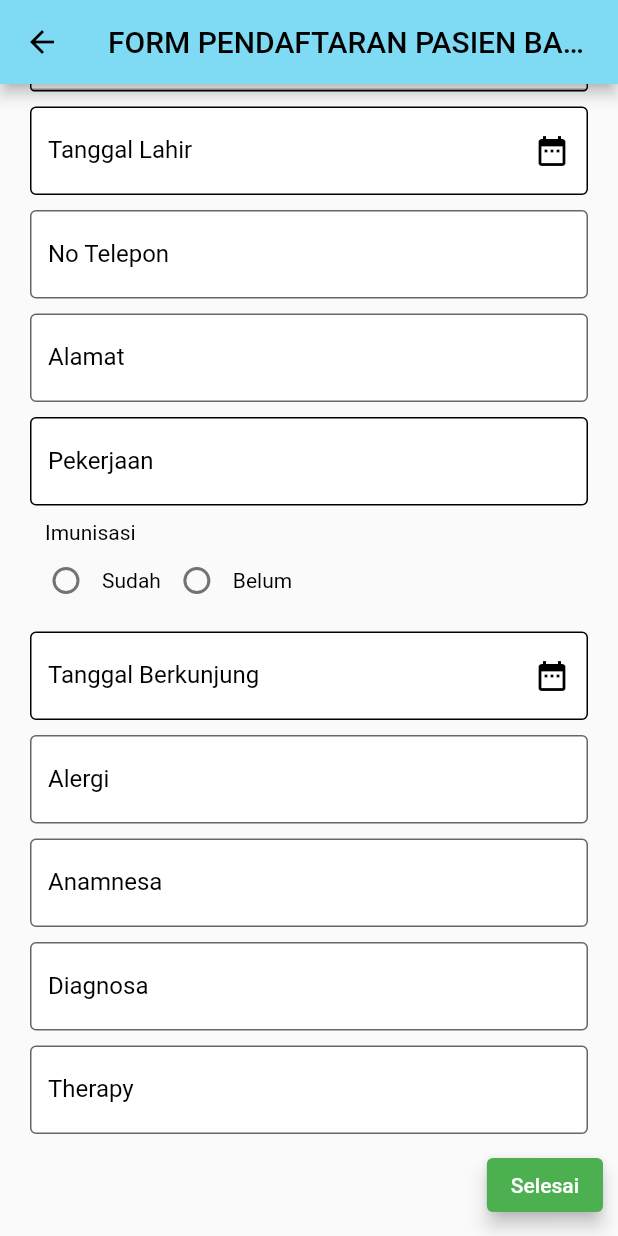
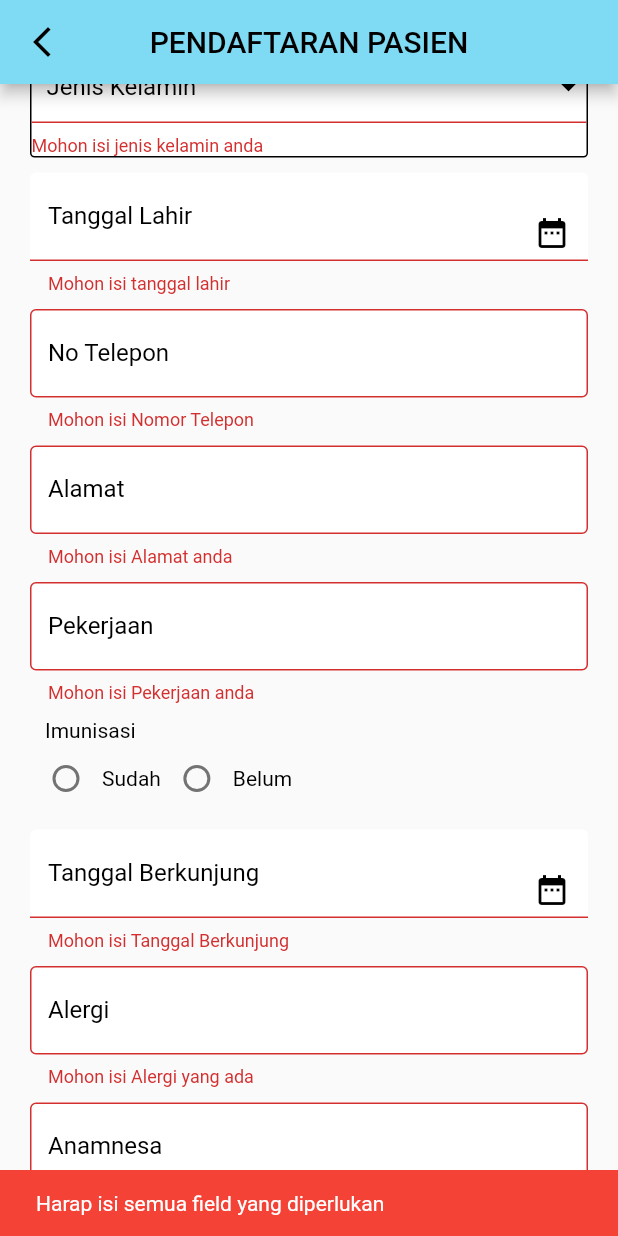
Before and after one commit to AsriAzhari123/Medical-Record-Dart, a Flutter app: the MyFormPasien screen opened directly, scrolled down 134 dp, after a tap on "Selesai", on a phone screen of 412 x 824 dp. Run offline on Flutter 3.47's test engine with Material 2 defaults, Android fonts, the light colour scheme and no system bars; our stand-ins replace cached_network_image, carousel_slider, flutter_svg.

Commit message:
up
update validator form and table scroll

```diff
--- a/lib/Layer/FormPasien.dart
+++ b/lib/Layer/FormPasien.dart
@@ -50,13 +50,16 @@
       return Scaffold(
         appBar: AppBar(
           title: const Text(
-            'FORM PENDAFTARAN PASIEN BARU',
+            'PENDAFTARAN PASIEN',
             style: TextStyle(color: Colors.black),
           ),
           centerTitle: true,
           backgroundColor: Color.fromRGBO(127, 218, 244, 100),
-          leading: BackButton(
-            color: Colors.black,
+          leading: IconButton(
+            onPressed: () {
+              Navigator.pop(context);
+            },
+            icon: Icon(Icons.arrow_back_ios_new, color: Colors.black),
           ),
         ),
         body: SingleChildScrollView(
@@ -77,6 +80,7 @@
                         return null;
                       },
                       maxLines: null,
+                      style: TextStyle(color: Colors.black),
                       decoration: InputDecoration(
                         fillColor: Colors.white,
                         filled: true,
@@ -115,6 +119,7 @@
                                     ),
                                     isExpanded: true,
                                     value: selectedValue,
+                                    dropdownColor: Colors.white,
                                     icon: Icon(
                                       Icons.arrow_drop_down,
                                       color: Colors.black,
@@ -128,9 +133,7 @@
                                           child: Text(
                                             "Laki-Laki",
                                             style: TextStyle(
-                                              color: isDarkMode
-                                                  ? Colors.white
-                                                  : Colors.black,
+                                              color: Colors.black,
                                             ),
                                           ),
                                         ),
@@ -144,9 +147,7 @@
                                           child: Text(
                                             "Perempuan",
                                             style: TextStyle(
-                                              color: isDarkMode
-                                                  ? Colors.white
-                                                  : Colors.black,
+                                              color: Colors.black,
                                             ),
                                           ),
                                         ),
@@ -188,6 +189,7 @@
                                   return null;
                                 },
                                 controller: tLahirController,
+                                style: TextStyle(color: Colors.black),
                                 decoration: InputDecoration(
                                   fillColor: Colors.white,
                                   labelText: 'Tanggal Lahir',
@@ -262,6 +264,7 @@
                         return null;
                       },
                       maxLines: null,
+                      style: TextStyle(color: Colors.black),
                       decoration: InputDecoration(
                         fillColor: Colors.white,
                         filled: true,
@@ -282,6 +285,7 @@
                         return null;
                       },
                       maxLines: null,
+                      style: TextStyle(color: Colors.black),
                       decoration: InputDecoration(
                         fillColor: Colors.white,
                         filled: true,
@@ -302,6 +306,7 @@
                         return null;
                       },
                       maxLines: null,
+                      style: TextStyle(color: Colors.black),
                       decoration: InputDecoration(
                         fillColor: Colors.white,
                         filled: true,
@@ -383,6 +388,7 @@
                                   return null;
                                 },
                                 controller: tBerkunjungController,
+                                style: TextStyle(color: Colors.black),
                                 decoration: InputDecoration(
                                   fillColor: Colors.white,
                                   labelText: 'Tanggal Berkunjung',
@@ -457,6 +463,7 @@
                         return null;
                       },
                       maxLines: null,
+                      style: TextStyle(color: Colors.black),
                       decoration: InputDecoration(
                         fillColor: Colors.white,
                         filled: true,
@@ -477,6 +484,7 @@
                         return null;
                       },
                       maxLines: null,
+                      style: TextStyle(color: Colors.black),
                       decoration: InputDecoration(
                         fillColor: Colors.white,
                         filled: true,
@@ -497,6 +505,7 @@
                         return null;
                       },
                       maxLines: null,
+                      style: TextStyle(color: Colors.black),
                       decoration: InputDecoration(
                         fillColor: Colors.white,
                         filled: true,
@@ -517,6 +526,7 @@
                         return null;
                       },
                       maxLines: null,
+                      style: TextStyle(color: Colors.black),
                       decoration: InputDecoration(
                         fillColor: Colors.white,
                         filled: true,
@@ -534,6 +544,7 @@
                     children: [
                       ElevatedButton(
                         onPressed: () {
+                          if (_formkey.currentState!.validate()) {
                             String namaPasien = namaController.text.trim();
                             String tLahirPasien = tLahirController!.text.trim();
                             String noTeleponPasien =
@@ -548,7 +559,8 @@
                                 anamnesaController.text.trim();
                             String diagnosaPasien =
                                 diagnosaController.text.trim();
-                          String therapyPasien = therapyController.text.trim();
+                            String therapyPasien =
+                                therapyController.text.trim();
                             prov.tambahPasien(
                               namaPasien,
                               selectedValue!,
@@ -563,7 +575,6 @@
                               diagnosaPasien,
                               therapyPasien,
                             );
-                          if (_formkey.currentState!.validate() == true) {
                             ScaffoldMessenger.of(context).showSnackBar(SnackBar(
                               content: Text('Form Anda Diterima'),
                               backgroundColor:
@@ -574,6 +585,12 @@
                                 MaterialPageRoute(
                                     builder: (context) => MyHome()),
                                 (route) => false);
+                          } else {
+                            ScaffoldMessenger.of(context).showSnackBar(SnackBar(
+                              content:
+                                  Text('Harap isi semua field yang diperlukan'),
+                              backgroundColor: Colors.red,
+                            ));
                           }
                         },
                         style: ElevatedButton.styleFrom(
--- a/lib/Layer/Temp_TabMed.dart
+++ b/lib/Layer/Temp_TabMed.dart
@@ -47,8 +47,10 @@
 
         return Padding(
           padding: const EdgeInsets.all(8.0),
+          child: SingleChildScrollView(
             child: ListView.builder(
               shrinkWrap: true,
+              physics: NeverScrollableScrollPhysics(),
               itemCount: widget.pasienData['Mrecord']!.length,
               itemBuilder: (context, index) {
                 List<Map<String, dynamic>> record =
@@ -162,7 +164,8 @@
                                                 !isEditingAnamnesa;
                                             isEditingDiagnosa =
                                                 !isEditingDiagnosa;
-                                          isEditingTherapy = !isEditingTherapy;
+                                            isEditingTherapy =
+                                                !isEditingTherapy;
                                           });
                                         },
                                         child: Text(
@@ -244,7 +247,8 @@
                                                                   '',
                                                           style: TextStyle(
                                                               fontWeight:
-                                                                FontWeight.bold,
+                                                                  FontWeight
+                                                                      .bold,
                                                               color: textColor),
                                                         ),
                                                 ),
@@ -264,8 +268,8 @@
                                       padding: const EdgeInsets.only(top: 3.0),
                                       child: Container(
                                         width: 330,
-                                      decoration:
-                                          BoxDecoration(color: textFieldColor),
+                                        decoration: BoxDecoration(
+                                            color: textFieldColor),
                                         child: Padding(
                                           padding: const EdgeInsets.fromLTRB(
                                               8, 8, 8, 16),
@@ -304,7 +308,8 @@
                                                               filled: true,
                                                             ),
                                                             style: TextStyle(
-                                                              color: textColor),
+                                                                color:
+                                                                    textColor),
                                                           )
                                                         : Text(
                                                             isEditingDiagnosa
@@ -321,7 +326,8 @@
                                                                 fontWeight:
                                                                     FontWeight
                                                                         .bold,
-                                                              color: textColor),
+                                                                color:
+                                                                    textColor),
                                                           ),
                                                   ),
                                                 ],
@@ -341,8 +347,8 @@
                                       padding: const EdgeInsets.only(top: 3.0),
                                       child: Container(
                                         width: 330,
-                                      decoration:
-                                          BoxDecoration(color: textFieldColor),
+                                        decoration: BoxDecoration(
+                                            color: textFieldColor),
                                         child: Padding(
                                           padding: const EdgeInsets.fromLTRB(
                                               8, 8, 8, 16),
@@ -381,7 +387,8 @@
                                                               filled: true,
                                                             ),
                                                             style: TextStyle(
-                                                              color: textColor),
+                                                                color:
+                                                                    textColor),
                                                           )
                                                         : Text(
                                                             isEditingTherapy
@@ -398,7 +405,8 @@
                                                                 fontWeight:
                                                                     FontWeight
                                                                         .bold,
-                                                              color: textColor),
+                                                                color:
+                                                                    textColor),
                                                           ),
                                                   ),
                                                 ],
@@ -420,6 +428,7 @@
                 );
               },
             ),
+          ),
         );
       },
     );
```
Lines whose indentation alone changed are shown as unchanged.
